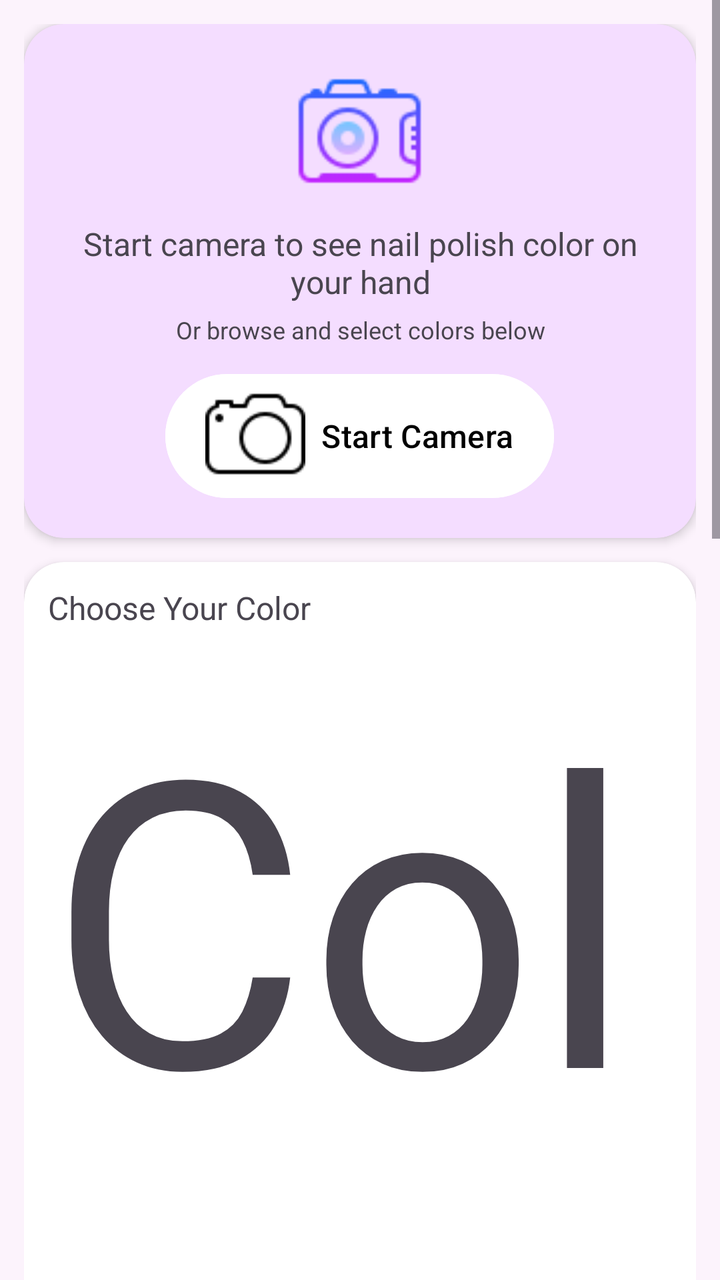
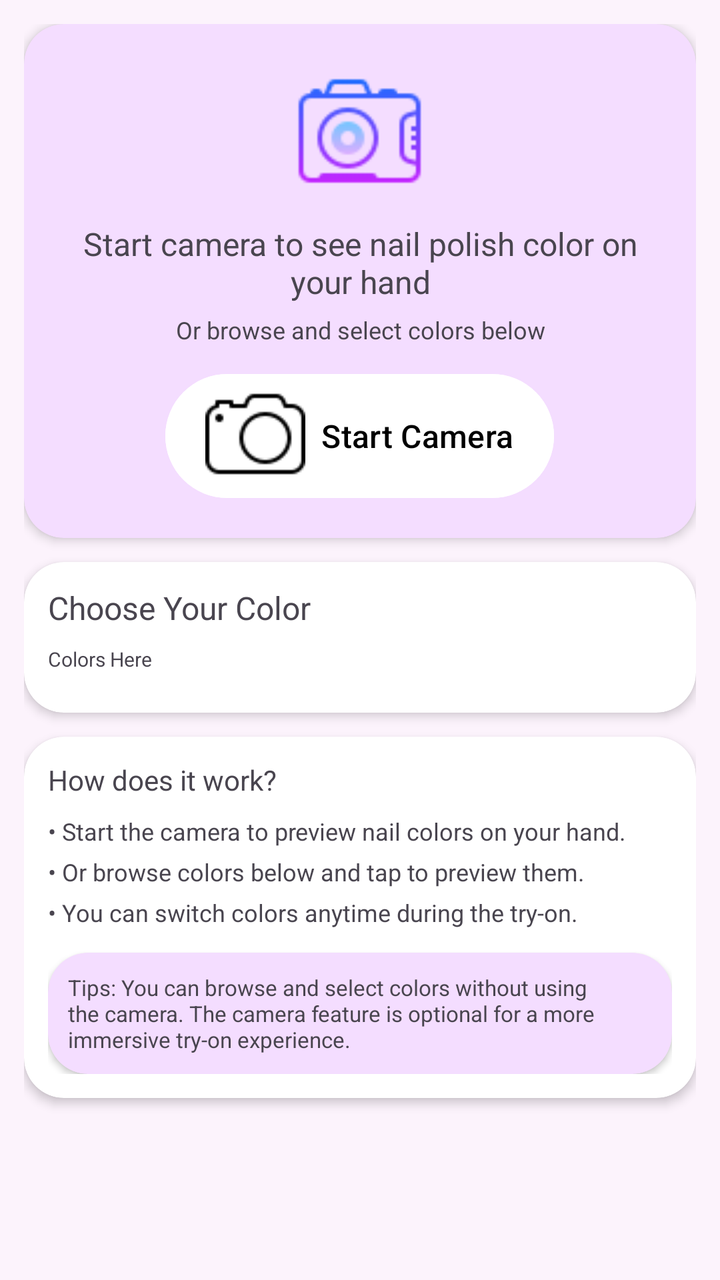

An Android layout rendered at two revisions. The XML below is the earlier revision; the diff shows what the commit changed to produce the second picture.
<!-- AndroidManifest.xml: application theme Theme.NailIt -->
<!-- res/layout/fragment_try_on.xml -->
<ScrollView
    xmlns:android="http://schemas.android.com/apk/res/android"
    xmlns:tools="http://schemas.android.com/tools"
    xmlns:app="http://schemas.android.com/apk/res-auto"
    android:layout_width="match_parent"
    android:layout_height="match_parent"
    android:clipToPadding="false"
    android:fillViewport="true">

    <LinearLayout
        android:layout_width="match_parent"
        android:layout_height="wrap_content"
        android:orientation="vertical"
        android:padding="12dp"
        android:paddingBottom="90dp"
        android:background="@color/linght_pink">

        
        <androidx.cardview.widget.CardView
            android:layout_width="match_parent"
            android:layout_height="wrap_content"
            android:layout_marginBottom="12dp"
            app:cardCornerRadius="20dp"
            app:cardElevation="3dp"
            android:backgroundTint="@color/light_purple">

            <LinearLayout
                android:layout_width="match_parent"
                android:layout_height="wrap_content"
                android:orientation="vertical"
                android:gravity="center"
                android:padding="16dp">

                <ImageView
                    android:layout_width="75dp"
                    android:layout_height="75dp"
                    app:srcCompat="@drawable/camera_tryon" />

                <TextView
                    android:layout_width="match_parent"
                    android:layout_height="wrap_content"
                    android:text="Start camera to see nail polish color on your hand"
                    android:textSize="16sp"
                    android:gravity="center"
                    android:layout_marginTop="8dp" />

                <TextView
                    android:layout_width="match_parent"
                    android:layout_height="wrap_content"
                    android:text="Or browse and select colors below"
                    android:textSize="12sp"
                    android:gravity="center"
                    android:layout_marginTop="5dp"
                    android:layout_marginBottom="10dp" />

                <Button
                    android:id="@+id/startTryOnBtn"
                    android:layout_width="wrap_content"
                    android:layout_height="wrap_content"
                    android:text="Start Camera"
                    android:textSize="16sp"
                    android:paddingLeft="20dp"
                    android:paddingRight="20dp"
                    android:drawableLeft="@drawable/camera"
                    android:backgroundTint="@color/white"
                    android:textColor="@color/black" />

            </LinearLayout>
        </androidx.cardview.widget.CardView>

        
        <androidx.cardview.widget.CardView
            android:layout_width="match_parent"
            android:layout_height="wrap_content"
            android:layout_marginBottom="12dp"
            app:cardCornerRadius="20dp"
            app:cardElevation="3dp">

            <LinearLayout
                android:layout_width="match_parent"
                android:layout_height="wrap_content"
                android:orientation="vertical"
                android:padding="12dp">

                <TextView
                    android:layout_width="match_parent"
                    android:layout_height="wrap_content"
                    android:text="Choose Your Color"
                    android:textSize="16sp"
                    android:layout_marginBottom="8dp" />

                
                <TextView
                    android:layout_width="match_parent"
                    android:layout_height="wrap_content"
                    android:text="Colors Here"
                    android:textSize="200sp"/>
                <androidx.recyclerview.widget.RecyclerView
                    android:id="@+id/colorsRecyclerTryOn"
                    android:layout_width="match_parent"
                    android:layout_height="0dp"
                    android:layout_weight="1"
                    android:clipToPadding="false"
                    android:paddingBottom="8dp" />

            </LinearLayout>
        </androidx.cardview.widget.CardView>

        
        <androidx.cardview.widget.CardView
            android:layout_width="match_parent"
            android:layout_height="wrap_content"
            app:cardCornerRadius="20dp"
            app:cardElevation="3dp"
            android:layout_marginBottom="5dp">

            <LinearLayout
                android:layout_width="match_parent"
                android:layout_height="wrap_content"
                android:orientation="vertical"
                android:padding="12dp">

                <TextView
                    android:layout_width="match_parent"
                    android:layout_height="wrap_content"
                    android:text="How does it work?"
                    android:textSize="14sp"
                    android:layout_marginBottom="8dp" />

                <TextView
                    android:layout_width="match_parent"
                    android:layout_height="wrap_content"
                    android:text="• Start the camera to preview nail colors on your hand."
                    android:textSize="12sp"
                    android:layout_marginBottom="4dp" />

                <TextView
                    android:layout_width="match_parent"
                    android:layout_height="wrap_content"
                    android:text="• Or browse colors below and tap to preview them."
                    android:textSize="12sp"
                    android:layout_marginBottom="4dp" />

                <TextView
                    android:layout_width="match_parent"
                    android:layout_height="wrap_content"
                    android:text="• You can switch colors anytime during the try-on."
                    android:textSize="12sp"
                    android:layout_marginBottom="12dp" />

                <androidx.cardview.widget.CardView
                    android:layout_width="match_parent"
                    android:layout_height="wrap_content"
                    android:backgroundTint="@color/light_purple"
                    app:cardCornerRadius="20dp"
                    android:padding="12dp">

                    <TextView
                        android:layout_width="match_parent"
                        android:layout_height="wrap_content"
                        android:text="Tips: You can browse and select colors without using the camera. The camera feature is optional for a more immersive try-on experience."
                        android:textSize="11sp"
                        android:padding="10dp"/>
                </androidx.cardview.widget.CardView>

            </LinearLayout>
        </androidx.cardview.widget.CardView>

    </LinearLayout>
</ScrollView>
<!-- resources referenced by this layout -->
<resources>
  <color name="black">#FF000000</color>
  <color name="light_purple">#F4DDFF</color>
  <color name="linght_pink">#FCF3FC</color>
  <color name="white">#FFFFFFFF</color>
  <!-- drawable camera: png bitmap (drawable, 892 bytes) -->
  <!-- drawable camera_tryon: png bitmap (drawable, 2062 bytes) -->
  <style name="Theme.NailIt" parent="Base.Theme.NailIt" />
  <style name="Base.Theme.NailIt" parent="Theme.Material3.DayNight.NoActionBar">
          
          
      </style>
</resources>

<!-- the commit's change to res/layout/fragment_try_on.xml (unified diff, before → after) -->
@@ -94,7 +94,9 @@
                     android:layout_width="match_parent"
                     android:layout_height="wrap_content"
                     android:text="Colors Here"
-                    android:textSize="200sp"/>
+                    android:textSize="10sp"
+                    android:id="@+id/empTxtTryOn"/>
+
                 <androidx.recyclerview.widget.RecyclerView
                     android:id="@+id/colorsRecyclerTryOn"
                     android:layout_width="match_parent"
